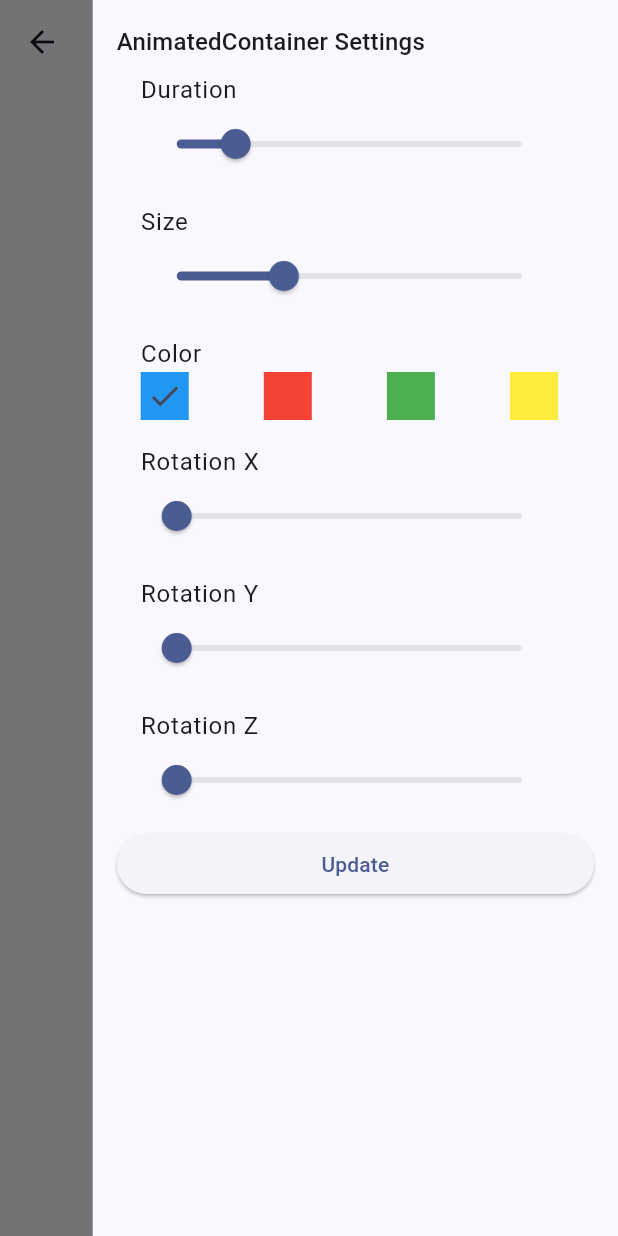
After one commit to s4-ali/flutter_quest, a Flutter app: the AnimatedContainerExample screen opened directly, in the side drawer, after a tap on the "check" icon, on a phone screen of 412 x 824 dp. The commit adds this screen. Run offline on Flutter 3.47's test engine with Material 2 defaults, Android fonts, the phone set to English and light mode, and no system bars.

Commit message:
Partial AnimatedContainer implementation

```diff
--- /dev/null
+++ b/lib/screens/animations/built_in_animations/animated_container.dart
@@ -0,0 +1,235 @@
+import 'package:flutter/material.dart';
+import 'package:flutter_quest/settings/animated_container.dart';
+import 'package:flutter_quest/widgets/pickers/color_picker.dart';
+
+class AnimatedContainerExample extends StatefulWidget {
+  const AnimatedContainerExample({super.key});
+
+  @override
+  State<AnimatedContainerExample> createState() =>
+      _AnimatedContainerExampleState();
+}
+
+class _AnimatedContainerExampleState extends State<AnimatedContainerExample> {
+  var settings = AnimatedContainerProperties();
+
+  @override
+  Widget build(BuildContext context) {
+    return Scaffold(
+      appBar: AppBar(
+        title: const Text("Animated Container"),
+      ),
+      endDrawer: AnimatedContainerSettingsDrawer(
+        initialSettings: settings,
+        onSettingsUpdated: (settings) {
+          setState(() {
+            this.settings = settings;
+          });
+        },
+      ),
+      body: Column(
+        crossAxisAlignment: CrossAxisAlignment.center,
+        mainAxisSize: MainAxisSize.max,
+        mainAxisAlignment: MainAxisAlignment.center,
+        children: [
+          const SizedBox(
+            width: double.maxFinite,
+          ),
+          AnimatedContainer(
+            duration: Duration(milliseconds: settings.duration),
+            height: settings.size,
+            width: settings.size,
+            transform: settings.transform,
+            decoration: BoxDecoration(
+              color: settings.color,
+              border: Border.all(
+                color: Colors.black,
+                width: 10.0,
+                strokeAlign: BorderSide.strokeAlignCenter,
+                style: BorderStyle.solid,
+              ),
+              borderRadius: BorderRadius.circular(50),
+              boxShadow: const [
+                BoxShadow(
+                  color: Colors.black,
+                  offset: Offset(10, 10),
+                  blurRadius: 5,
+                  spreadRadius: 5,
+                  blurStyle: BlurStyle.normal,
+                ),
+              ],
+              gradient: const LinearGradient(
+                colors: [
+                  Colors.red,
+                  Colors.blue,
+                ],
+                transform: GradientRotation(3.14 / 4),
+              ),
+              backgroundBlendMode: BlendMode.lighten,
+              // shape: BoxShape.circle,
+            ),
+          ),
+        ],
+      ),
+    );
+  }
+}
+
+class AnimatedContainerSettingsDrawer extends StatefulWidget {
+  final AnimatedContainerProperties initialSettings;
+  final Function(AnimatedContainerProperties) onSettingsUpdated;
+
+  const AnimatedContainerSettingsDrawer({
+    super.key,
+    required this.onSettingsUpdated,
+    required this.initialSettings,
+  });
+
+  @override
+  State<AnimatedContainerSettingsDrawer> createState() =>
+      _AnimatedContainerSettingsDrawerState();
+}
+
+class _AnimatedContainerSettingsDrawerState
+    extends State<AnimatedContainerSettingsDrawer> {
+  late AnimatedContainerProperties settings;
+
+  @override
+  void initState() {
+    settings = widget.initialSettings;
+    super.initState();
+  }
+
+  @override
+  Widget build(BuildContext context) {
+    return SizedBox(
+      width: MediaQuery.sizeOf(context).width * 0.85,
+      child: ColoredBox(
+        color: Theme.of(context).colorScheme.background,
+        child: Padding(
+          padding: const EdgeInsets.all(16.0),
+          child: ListView(
+            children: [
+              Text(
+                "AnimatedContainer Settings",
+                style: Theme.of(context).textTheme.titleMedium,
+              ),
+              ListTile(
+                title: const Text("Duration"),
+                subtitle: Slider(
+                  label: "${settings.duration} ms",
+                  value: settings.duration.toDouble(),
+                  min: 10,
+                  max: 2000,
+                  onChanged: onDurationUpdated,
+                ),
+              ),
+              ListTile(
+                title: const Text("Size"),
+                subtitle: Slider(
+                  label: "${settings.size.toInt()}",
+                  value: settings.size,
+                  min: 10,
+                  max: 300,
+                  onChanged: onSizeUpdated,
+                ),
+              ),
+              ListTile(
+                title: const Text("Color"),
+                subtitle: ColorSelector(
+                  key: ValueKey(settings.color),
+                  selectedColor: settings.color,
+                  onColorUpdated: onColorUpdated,
+                ),
+              ),
+              ListTile(
+                title: const Text("Rotation X"),
+                subtitle: Slider(
+                  label: settings.rotationX.toStringAsFixed(2),
+                  value: settings.rotationX,
+                  min: 0,
+                  max: 3.14,
+                  onChanged: onRotationXUpdated,
+                ),
+              ),
+              ListTile(
+                title: const Text("Rotation Y"),
+                subtitle: Slider(
+                  label: settings.rotationY.toStringAsFixed(2),
+                  value: settings.rotationY,
+                  min: 0,
+                  max: 3.14,
+                  onChanged: onRotationYUpdated,
+                ),
+              ),
+              ListTile(
+                title: const Text("Rotation Z"),
+                subtitle: Slider(
+                  label: settings.rotationZ.toStringAsFixed(2),
+                  value: settings.rotationZ,
+                  min: 0,
+                  max: 3.14,
+                  onChanged: onRotationZUpdated,
+                ),
+              ),
+              ElevatedButton(
+                onPressed: update,
+                child: const Text("Update"),
+              ),
+            ],
+          ),
+        ),
+      ),
+    );
+  }
+
+  void update() async {
+    Navigator.pop(context);
+    await Future.delayed(
+      const Duration(milliseconds: 350),
+    );
+    widget.onSettingsUpdated(settings);
+  }
+
+  void onSizeUpdated(double value) {
+    setState(() {
+      settings.size = value;
+    });
+  }
+
+  void onColorUpdated(Color color) {
+    setState(() {
+      settings.color = color;
+    });
+  }
+
+  void onRotationXUpdated(double value) {
+    setState(() {
+      settings.rotationX = value;
+      settings.rotationY = 0;
+      settings.rotationZ = 0;
+    });
+  }
+
+  void onRotationYUpdated(double value) {
+    setState(() {
+      settings.rotationX = 0;
+      settings.rotationY = value;
+      settings.rotationZ = 0;
+    });
+  }
+
+  void onRotationZUpdated(double value) {
+    setState(() {
+      settings.rotationX = 0;
+      settings.rotationY = 0;
+      settings.rotationZ = value;
+    });
+  }
+
+  void onDurationUpdated(double value) {
+    setState(() {
+      settings.duration = value.toInt();
+    });
+  }
+}
--- /dev/null
+++ b/lib/settings/animated_container.dart
@@ -0,0 +1,30 @@
+
+import 'package:flutter/material.dart';
+
+import 'box_decoration.dart';
+
+class AnimatedContainerProperties {
+  double size = 100.0;
+  Color color = Colors.blue;
+  double rotationX = 0;
+  double rotationY = 0;
+  double rotationZ = 0;
+  int duration = 350;
+
+  Matrix4 get transform {
+    if (rotationX != 0) {
+      return Matrix4.rotationX(rotationX);
+    } else if (rotationY != 0) {
+      return Matrix4.rotationY(rotationY);
+    } else {
+      return Matrix4.rotationZ(rotationZ);
+    }
+  }
+
+  BoxDecoration boxDecoration = BoxDecorationProperties().decoration;
+
+  @override
+  String toString() {
+    return 'AnimatedContainerSetting(size: $size, color: $color, rotationX: $rotationX, rotationY: $rotationY, rotationZ: $rotationZ)';
+  }
+}
--- /dev/null
+++ b/lib/settings/base.dart
@@ -0,0 +1,3 @@
+abstract class Property<T>{
+  T call();
+}
--- /dev/null
+++ b/lib/settings/box_decoration.dart
@@ -0,0 +1,21 @@
+import 'package:flutter/material.dart';
+
+import 'border.dart';
+import 'border_radius.dart';
+import 'box_shadow.dart';
+
+class BoxDecorationProperties {
+  BoxDecoration get decoration => BoxDecoration(
+    color: color,
+    backgroundBlendMode: backgroundBlendMode,
+    border: border,
+    borderRadius: borderRadius,
+    boxShadow: boxShadow,
+  );
+
+  Color color = Colors.blue;
+  BlendMode backgroundBlendMode = BlendMode.lighten;
+  Border border = BorderProperties().border;
+  BorderRadius borderRadius = BorderRadiusProperties().borderRadius;
+  List<BoxShadow> boxShadow = BoxShadowsProperties().boxShadows;
+}
--- /dev/null
+++ b/lib/utils/extensions.dart
@@ -0,0 +1,8 @@
+
+import 'package:flutter/material.dart';
+
+extension ColorExtension on Color {
+  bool isThe(Color color) {
+    return this == color;
+  }
+}
--- /dev/null
+++ b/lib/widgets/drawers/animated_container_settings.dart
@@ -0,0 +1,159 @@
+
+import 'package:flutter/material.dart';
+import 'package:flutter_quest/settings/animated_container.dart';
+import 'package:flutter_quest/widgets/pickers/color_picker.dart';
+
+class AnimatedContainerSettingsDrawer extends StatefulWidget {
+  final AnimatedContainerProperties initialSettings;
+  final Function(AnimatedContainerProperties) onSettingsUpdated;
+
+  const AnimatedContainerSettingsDrawer({
+    super.key,
+    required this.onSettingsUpdated,
+    required this.initialSettings,
+  });
+
+  @override
+  State<AnimatedContainerSettingsDrawer> createState() =>
+      _AnimatedContainerSettingsDrawerState();
+}
+
+class _AnimatedContainerSettingsDrawerState
+    extends State<AnimatedContainerSettingsDrawer> {
+  late AnimatedContainerProperties settings;
+
+  @override
+  void initState() {
+    settings = widget.initialSettings;
+    super.initState();
+  }
+
+  @override
+  Widget build(BuildContext context) {
+    return SizedBox(
+      width: MediaQuery.sizeOf(context).width * 0.85,
+      child: ColoredBox(
+        color: Theme.of(context).colorScheme.background,
+        child: Padding(
+          padding: const EdgeInsets.all(16.0),
+          child: ListView(
+            children: [
+              ListTile(
+                title: const Text("Duration"),
+                subtitle: Slider(
+                  label: "${settings.duration} ms",
+                  value: settings.duration.toDouble(),
+                  min: 10,
+                  max: 2000,
+                  onChanged: onDurationUpdated,
+                ),
+              ),
+              ListTile(
+                title: const Text("Size"),
+                subtitle: Slider(
+                  label: "${settings.size.toInt()}",
+                  value: settings.size,
+                  min: 10,
+                  max: 300,
+                  onChanged: onSizeUpdated,
+                ),
+              ),
+              ListTile(
+                title: const Text("Color"),
+                subtitle: ColorSelector(
+                  key: ValueKey(settings.color),
+                  selectedColor: settings.color,
+                  onColorUpdated: onColorUpdated,
+                ),
+              ),
+              ListTile(
+                title: const Text("Rotation X"),
+                subtitle: Slider(
+                  label: settings.rotationX.toStringAsFixed(2),
+                  value: settings.rotationX,
+                  min: 0,
+                  max: 3.14,
+                  onChanged: onRotationXUpdated,
+                ),
+              ),
+              ListTile(
+                title: const Text("Rotation Y"),
+                subtitle: Slider(
+                  label: settings.rotationY.toStringAsFixed(2),
+                  value: settings.rotationY,
+                  min: 0,
+                  max: 3.14,
+                  onChanged: onRotationYUpdated,
+                ),
+              ),
+              ListTile(
+                title: const Text("Rotation Z"),
+                subtitle: Slider(
+                  label: settings.rotationZ.toStringAsFixed(2),
+                  value: settings.rotationZ,
+                  min: 0,
+                  max: 3.14,
+                  onChanged: onRotationZUpdated,
+                ),
+              ),
+              ElevatedButton(
+                onPressed: update,
+                child: const Text("Update"),
+              ),
+            ],
+          ),
+        ),
+      ),
+    );
+  }
+
+  void update() async {
+    Navigator.pop(context);
+    await Future.delayed(
+      const Duration(milliseconds: 350),
+    );
+    widget.onSettingsUpdated(settings);
+  }
+
+  void onSizeUpdated(double value) {
+    setState(() {
+      settings.size = value;
+    });
+  }
+
+  void onColorUpdated(Color color) {
+    setState(() {
+      settings.color = color;
+    });
+  }
+
+  void onRotationXUpdated(double value) {
+    setState(() {
+      settings.rotationX = value;
+      settings.rotationY = 0;
+      settings.rotationZ = 0;
+    });
+  }
+
+  void onRotationYUpdated(double value) {
+    setState(() {
+      settings.rotationX = 0;
+      settings.rotationY = value;
+      settings.rotationZ = 0;
+    });
+  }
+
+  void onRotationZUpdated(double value) {
+    setState(() {
+      settings.rotationX = 0;
+      settings.rotationY = 0;
+      settings.rotationZ = value;
+    });
+  }
+
+  void onDurationUpdated(double value) {
+    setState(() {
+      settings.duration = value.toInt();
+    });
+  }
+}
--- /dev/null
+++ b/lib/widgets/pickers/color_picker.dart
@@ -0,0 +1,65 @@
+import 'package:flutter/material.dart';
+import 'package:flutter_quest/utils/extensions.dart';
+
+class ColorSelector extends StatelessWidget {
+  final Color selectedColor;
+  final Function(Color) onColorUpdated;
+
+  const ColorSelector(
+      {super.key, required this.selectedColor, required this.onColorUpdated});
+
+  @override
+  Widget build(BuildContext context) {
+    return Row(
+      mainAxisAlignment: MainAxisAlignment.spaceBetween,
+      children: [
+        buildColorOption(Colors.blue),
+        buildColorOption(Colors.red),
+        buildColorOption(Colors.green),
+        buildColorOption(Colors.yellow),
+      ],
+    );
+  }
+
+  ColorOption buildColorOption(Color color) {
+    return ColorOption(
+      color: color,
+      isSelected: color.isThe(selectedColor),
+      onPressed: () {
+        onColorUpdated(color);
+      },
+    );
+  }
+}
+
+class ColorOption extends StatelessWidget {
+  final Color color;
+  final bool isSelected;
+  final VoidCallback onPressed;
+
+  const ColorOption({
+    super.key,
+    required this.color,
+    required this.isSelected,
+    required this.onPressed,
+  });
+
+  @override
+  Widget build(BuildContext context) {
+    return GestureDetector(
+      onTap: onPressed,
+      child: SizedBox(
+        height: 32,
+        width: 32,
+        child: ColoredBox(
+          color: color,
+          child: isSelected
+              ? const Center(
+            child: Icon(Icons.check),
+          )
+              : null,
+        ),
+      ),
+    );
+  }
+}
```
Also changed, not shown: lib/main.dart (+37 -29 lines), lib/screens/animations/animations.dart (renamed from lib/screens/animations.dart, +7 -2 lines), lib/settings/border.dart (added, +15 -0 lines), lib/settings/border_radius.dart (added, +7 -0 lines), lib/settings/box_shadow.dart (added, +23 -0 lines), lib/settings/offset.dart (added, +8 -0 lines), lib/widgets/pickers/number_range.dart (added, +41 -0 lines).
